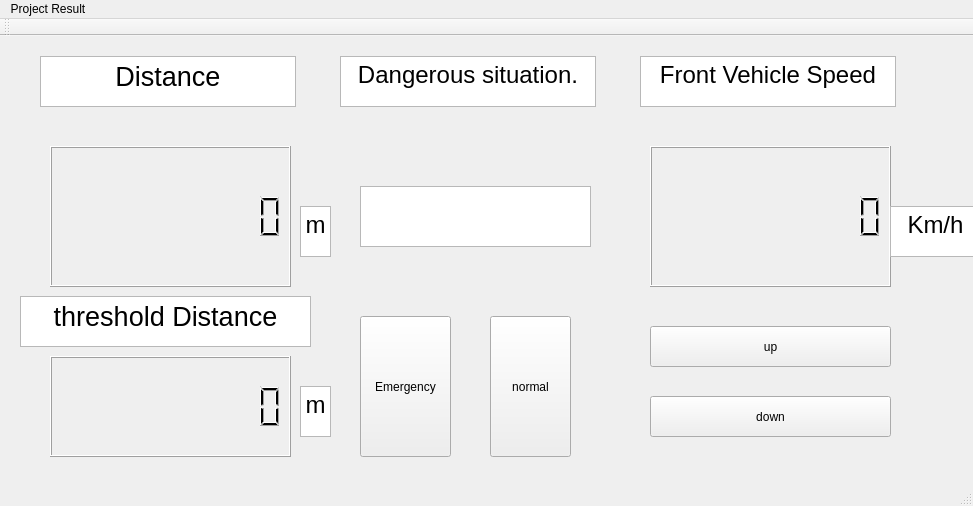
This is mainwindow.ui in Voilier-bsc/Embed_tku_project as Qt 5 draws it before an edit. The edited form follows.
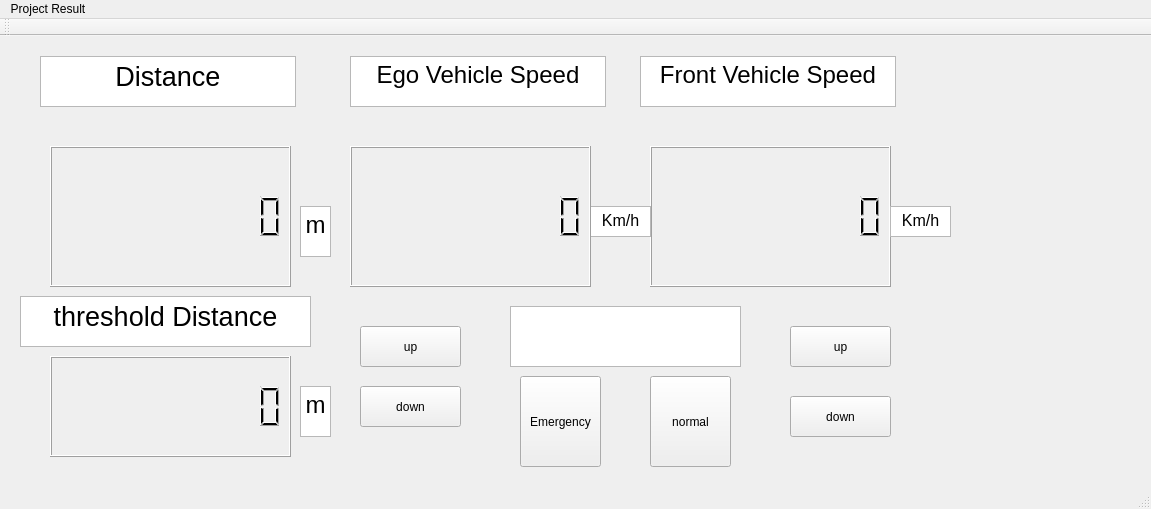
This is the edited form.

What changed in the file:
```diff
--- a/mainwindow.ui
+++ b/mainwindow.ui
@@ -6,8 +6,8 @@
    <rect>
     <x>0</x>
     <y>0</y>
-    <width>973</width>
-    <height>506</height>
+    <width>1151</width>
+    <height>509</height>
    </rect>
   </property>
   <property name="windowTitle">
@@ -31,23 +31,6 @@
 &lt;p align=&quot;center&quot; style=&quot; margin-top:0px; margin-bottom:0px; margin-left:0px; margin-right:0px; -qt-block-indent:0; text-indent:0px;&quot;&gt;&lt;span style=&quot; font-size:20pt;&quot;&gt;Distance&lt;/span&gt;&lt;/p&gt;&lt;/body&gt;&lt;/html&gt;</string>
     </property>
    </widget>
-   <widget class="QTextBrowser" name="textBrowser_2">
-    <property name="geometry">
-     <rect>
-      <x>340</x>
-      <y>20</y>
-      <width>256</width>
-      <height>51</height>
-     </rect>
-    </property>
-    <property name="html">
-     <string>&lt;!DOCTYPE HTML PUBLIC &quot;-//W3C//DTD HTML 4.0//EN&quot; &quot;http://www.w3.org/TR/REC-html40/strict.dtd&quot;&gt;
-&lt;html&gt;&lt;head&gt;&lt;meta name=&quot;qrichtext&quot; content=&quot;1&quot; /&gt;&lt;style type=&quot;text/css&quot;&gt;
-p, li { white-space: pre-wrap; }
-&lt;/style&gt;&lt;/head&gt;&lt;body style=&quot; font-family:'Ubuntu'; font-size:11pt; font-weight:400; font-style:normal;&quot;&gt;
-&lt;p align=&quot;center&quot; style=&quot; margin-top:0px; margin-bottom:0px; margin-left:0px; margin-right:0px; -qt-block-indent:0; text-indent:0px;&quot;&gt;&lt;span style=&quot; font-size:18pt;&quot;&gt;Dangerous situation.&lt;/span&gt;&lt;/p&gt;&lt;/body&gt;&lt;/html&gt;</string>
-    </property>
-   </widget>
    <widget class="QTextBrowser" name="textBrowser_3">
     <property name="geometry">
      <rect>
@@ -84,8 +67,8 @@
    <widget class="QLCDNumber" name="LCD_2">
     <property name="geometry">
      <rect>
-      <x>450</x>
-      <y>170</y>
+      <x>600</x>
+      <y>290</y>
       <width>41</width>
       <height>31</height>
      </rect>
@@ -113,10 +96,10 @@
    <widget class="QPushButton" name="pushButton">
     <property name="geometry">
      <rect>
-      <x>360</x>
-      <y>280</y>
-      <width>91</width>
-      <height>141</height>
+      <x>520</x>
+      <y>340</y>
+      <width>81</width>
+      <height>91</height>
      </rect>
     </property>
     <property name="text">
@@ -126,10 +109,10 @@
    <widget class="QPushButton" name="pushButton_2">
     <property name="geometry">
      <rect>
-      <x>490</x>
-      <y>280</y>
+      <x>650</x>
+      <y>340</y>
       <width>81</width>
-      <height>141</height>
+      <height>91</height>
      </rect>
     </property>
     <property name="text">
@@ -156,9 +139,9 @@
    <widget class="QPushButton" name="pushButton_3">
     <property name="geometry">
      <rect>
-      <x>650</x>
+      <x>790</x>
       <y>290</y>
-      <width>241</width>
+      <width>101</width>
       <height>41</height>
      </rect>
     </property>
@@ -169,9 +152,9 @@
    <widget class="QPushButton" name="pushButton_4">
     <property name="geometry">
      <rect>
-      <x>650</x>
+      <x>790</x>
       <y>360</y>
-      <width>241</width>
+      <width>101</width>
       <height>41</height>
      </rect>
     </property>
@@ -234,8 +217,8 @@
      <rect>
       <x>890</x>
       <y>170</y>
-      <width>91</width>
-      <height>51</height>
+      <width>61</width>
+      <height>31</height>
      </rect>
     </property>
     <property name="html">
@@ -243,14 +226,14 @@
 &lt;html&gt;&lt;head&gt;&lt;meta name=&quot;qrichtext&quot; content=&quot;1&quot; /&gt;&lt;style type=&quot;text/css&quot;&gt;
 p, li { white-space: pre-wrap; }
 &lt;/style&gt;&lt;/head&gt;&lt;body style=&quot; font-family:'Ubuntu'; font-size:11pt; font-weight:400; font-style:normal;&quot;&gt;
-&lt;p align=&quot;center&quot; style=&quot; margin-top:0px; margin-bottom:0px; margin-left:0px; margin-right:0px; -qt-block-indent:0; text-indent:0px;&quot;&gt;&lt;span style=&quot; font-size:18pt;&quot;&gt;Km/h&lt;/span&gt;&lt;/p&gt;&lt;/body&gt;&lt;/html&gt;</string>
+&lt;p align=&quot;center&quot; style=&quot; margin-top:0px; margin-bottom:0px; margin-left:0px; margin-right:0px; -qt-block-indent:0; text-indent:0px;&quot;&gt;&lt;span style=&quot; font-size:12pt;&quot;&gt;Km/h&lt;/span&gt;&lt;/p&gt;&lt;/body&gt;&lt;/html&gt;</string>
     </property>
    </widget>
    <widget class="QTextBrowser" name="text_danger">
     <property name="geometry">
      <rect>
-      <x>360</x>
-      <y>150</y>
+      <x>510</x>
+      <y>270</y>
       <width>231</width>
       <height>61</height>
      </rect>
@@ -263,13 +246,106 @@
 &lt;p align=&quot;center&quot; style=&quot;-qt-paragraph-type:empty; margin-top:0px; margin-bottom:0px; margin-left:0px; margin-right:0px; -qt-block-indent:0; text-indent:0px;&quot;&gt;&lt;br /&gt;&lt;/p&gt;&lt;/body&gt;&lt;/html&gt;</string>
     </property>
    </widget>
+   <widget class="QTextBrowser" name="textBrowser_8">
+    <property name="geometry">
+     <rect>
+      <x>350</x>
+      <y>20</y>
+      <width>256</width>
+      <height>51</height>
+     </rect>
+    </property>
+    <property name="html">
+     <string>&lt;!DOCTYPE HTML PUBLIC &quot;-//W3C//DTD HTML 4.0//EN&quot; &quot;http://www.w3.org/TR/REC-html40/strict.dtd&quot;&gt;
+&lt;html&gt;&lt;head&gt;&lt;meta name=&quot;qrichtext&quot; content=&quot;1&quot; /&gt;&lt;style type=&quot;text/css&quot;&gt;
+p, li { white-space: pre-wrap; }
+&lt;/style&gt;&lt;/head&gt;&lt;body style=&quot; font-family:'Ubuntu'; font-size:11pt; font-weight:400; font-style:normal;&quot;&gt;
+&lt;p align=&quot;center&quot; style=&quot; margin-top:0px; margin-bottom:0px; margin-left:0px; margin-right:0px; -qt-block-indent:0; text-indent:0px;&quot;&gt;&lt;span style=&quot; font-size:18pt;&quot;&gt;Ego Vehicle Speed&lt;/span&gt;&lt;/p&gt;&lt;/body&gt;&lt;/html&gt;</string>
+    </property>
+   </widget>
+   <widget class="QLCDNumber" name="LCD_5">
+    <property name="geometry">
+     <rect>
+      <x>350</x>
+      <y>110</y>
+      <width>241</width>
+      <height>141</height>
+     </rect>
+    </property>
+    <property name="digitCount">
+     <number>10</number>
+    </property>
+   </widget>
+   <widget class="QTextBrowser" name="textBrowser_9">
+    <property name="geometry">
+     <rect>
+      <x>590</x>
+      <y>170</y>
+      <width>61</width>
+      <height>31</height>
+     </rect>
+    </property>
+    <property name="html">
+     <string>&lt;!DOCTYPE HTML PUBLIC &quot;-//W3C//DTD HTML 4.0//EN&quot; &quot;http://www.w3.org/TR/REC-html40/strict.dtd&quot;&gt;
+&lt;html&gt;&lt;head&gt;&lt;meta name=&quot;qrichtext&quot; content=&quot;1&quot; /&gt;&lt;style type=&quot;text/css&quot;&gt;
+p, li { white-space: pre-wrap; }
+&lt;/style&gt;&lt;/head&gt;&lt;body style=&quot; font-family:'Ubuntu'; font-size:11pt; font-weight:400; font-style:normal;&quot;&gt;
+&lt;p align=&quot;center&quot; style=&quot; margin-top:0px; margin-bottom:0px; margin-left:0px; margin-right:0px; -qt-block-indent:0; text-indent:0px;&quot;&gt;&lt;span style=&quot; font-size:12pt;&quot;&gt;Km/h&lt;/span&gt;&lt;/p&gt;&lt;/body&gt;&lt;/html&gt;</string>
+    </property>
+   </widget>
+   <widget class="QPushButton" name="pushButton_5">
+    <property name="geometry">
+     <rect>
+      <x>360</x>
+      <y>290</y>
+      <width>101</width>
+      <height>41</height>
+     </rect>
+    </property>
+    <property name="text">
+     <string>up</string>
+    </property>
+   </widget>
+   <widget class="QPushButton" name="pushButton_6">
+    <property name="geometry">
+     <rect>
+      <x>360</x>
+      <y>350</y>
+      <width>101</width>
+      <height>41</height>
+     </rect>
+    </property>
+    <property name="text">
+     <string>down</string>
+    </property>
+   </widget>
+   <zorder>textBrowser</zorder>
+   <zorder>textBrowser_3</zorder>
+   <zorder>LCD_1</zorder>
+   <zorder>LCD_2</zorder>
+   <zorder>LCD_3</zorder>
+   <zorder>pushButton</zorder>
+   <zorder>pushButton_2</zorder>
+   <zorder>textBrowser_4</zorder>
+   <zorder>pushButton_3</zorder>
+   <zorder>pushButton_4</zorder>
+   <zorder>textBrowser_5</zorder>
+   <zorder>LCD_4</zorder>
+   <zorder>textBrowser_6</zorder>
+   <zorder>textBrowser_7</zorder>
+   <zorder>text_danger</zorder>
+   <zorder>textBrowser_8</zorder>
+   <zorder>textBrowser_9</zorder>
+   <zorder>LCD_5</zorder>
+   <zorder>pushButton_5</zorder>
+   <zorder>pushButton_6</zorder>
   </widget>
   <widget class="QMenuBar" name="menuBar">
    <property name="geometry">
     <rect>
      <x>0</x>
      <y>0</y>
-     <width>973</width>
+     <width>1151</width>
      <height>22</height>
     </rect>
    </property>
```
